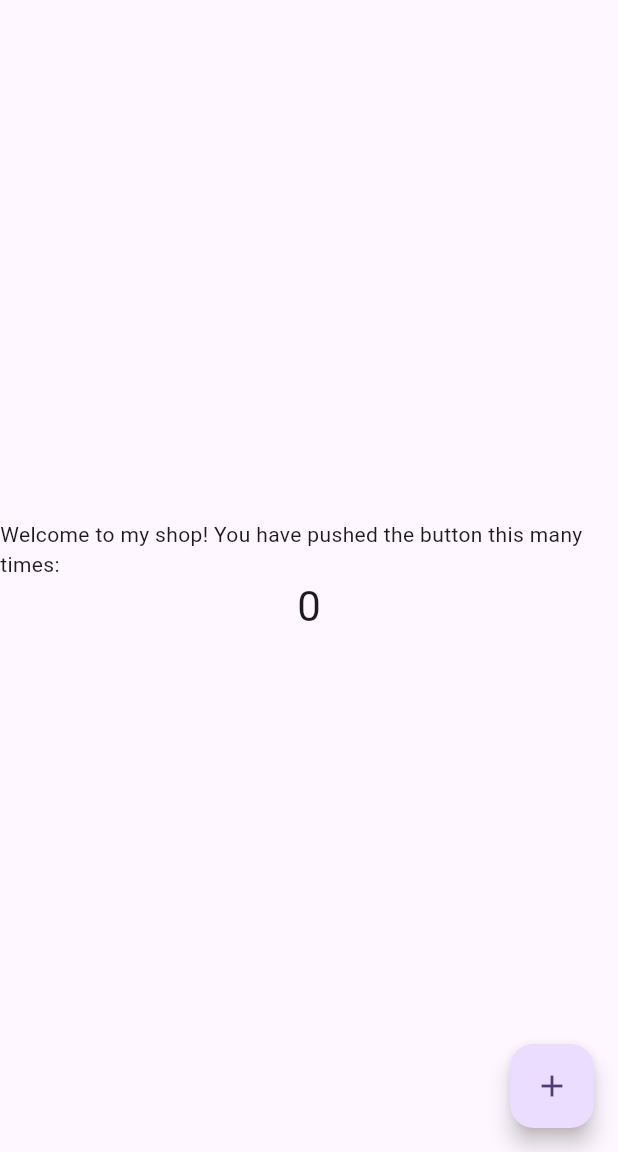
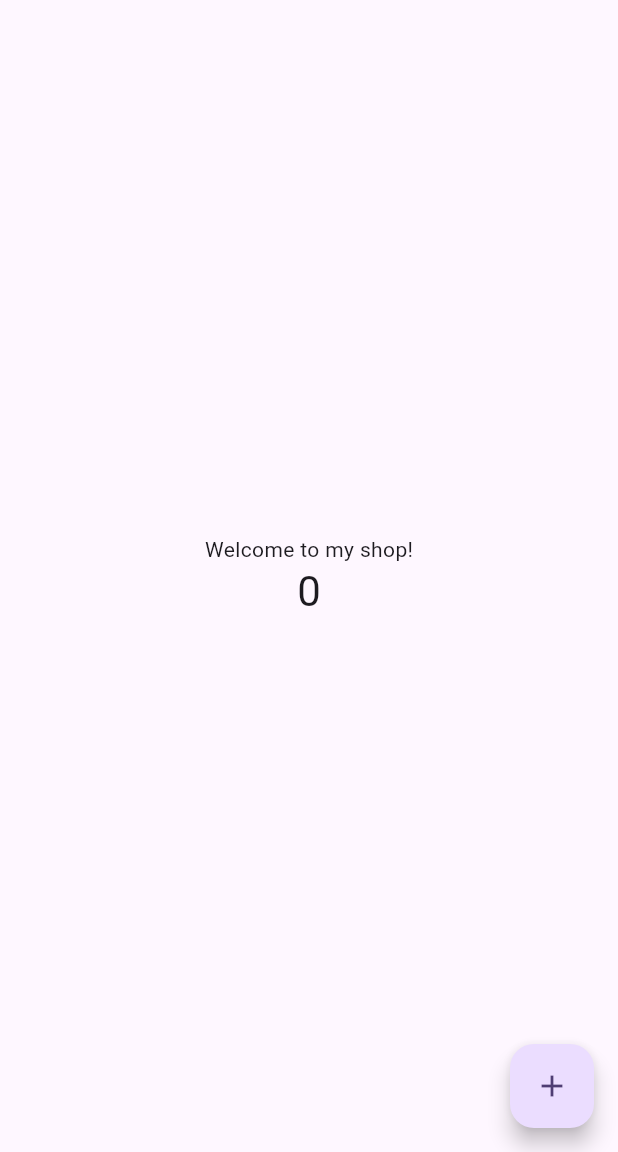
Before and after one commit to MM674294/flutter_application_1, a Flutter app: the screen it shows after launch, on a phone screen of 412 x 824 dp, the part 84-1236 px from its top. Run offline on Flutter 3.47's test engine with Material 3 defaults, Android fonts, the phone set to English and light mode, and no system bars.

Commit message:
Set up the project

```diff
--- a/lib/main.dart
+++ b/lib/main.dart
@@ -11,7 +11,7 @@ class MyApp extends StatelessWidget {
   @override
   Widget build(BuildContext context) {
     return MaterialApp(
-      title: 'Flutter Demo',
+      title: '  My sandwich shop',
       theme: ThemeData(
         // This is the theme of your application.
         //
@@ -104,7 +104,7 @@ class _MyHomePageState extends State<MyHomePage> {
           // wireframe for each widget.
           mainAxisAlignment: MainAxisAlignment.center,
           children: <Widget>[
-            const Text('Welcome to my shop! You have pushed the button this many times:'),
+            const Text('Welcome to my shop!'),
             Text(
               '$_counter',
               style: Theme.of(context).textTheme.headlineMedium,
--- a/pubspec.yaml
+++ b/pubspec.yaml
@@ -1,7 +1,7 @@
 name: sandwich_shop
 description: " Flutter project for a sandwich shop."
 
-publish_to: 'none' # Remove this line if you wish to publish to pub.dev
+publish_to: 'none'
 
 
 version: 1.0.0+1
```
